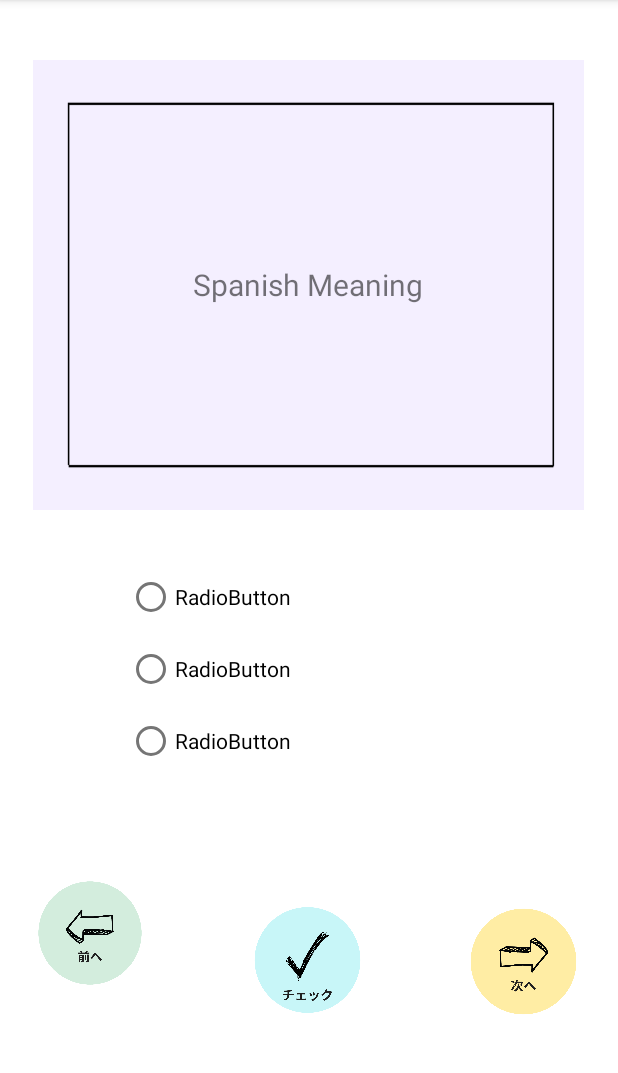
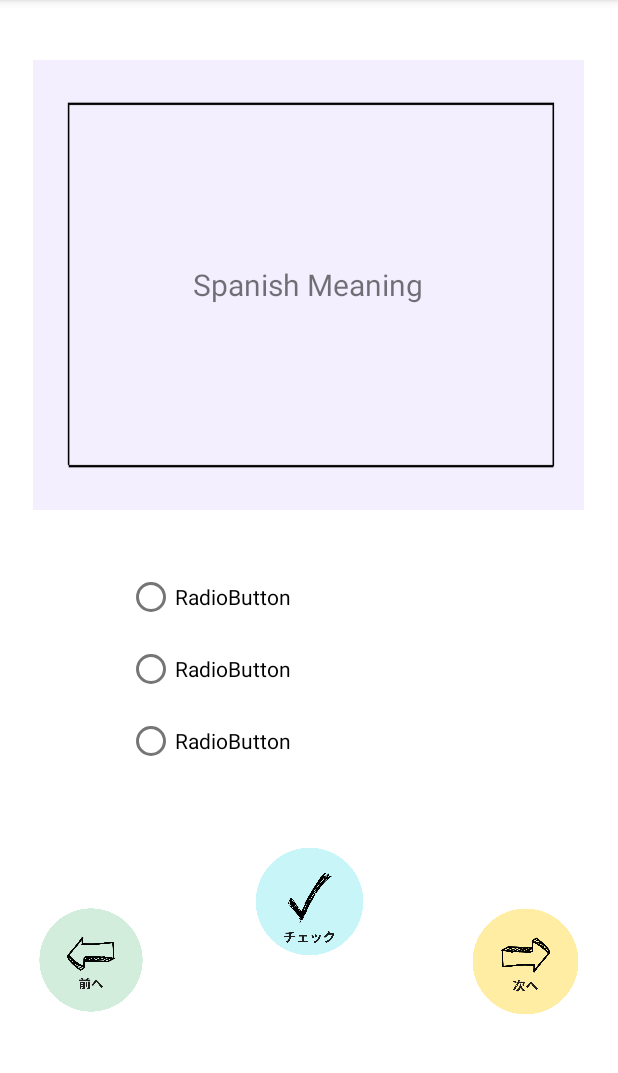
Before and after one commit to MontoyaYai/esupanoru, an Android app: the test screen opened directly, with no data from a screen before it, on a phone screen of 412 x 824 dp, the part 84-1157 px from its top. Run offline under Robolectric (Android 15) with nearby library versions, the light colour scheme and no system bars.

Commit message:
Practice finish final + icon

```diff
--- a/app/src/main/res/layout/activity_test.xml
+++ b/app/src/main/res/layout/activity_test.xml
@@ -42,48 +42,53 @@
         app:layout_constraintTop_toBottomOf="@+id/testCard">
 
         <RadioButton
-            android:id="@+id/radioButton"
+            android:id="@+id/answer1"
             android:layout_width="match_parent"
             android:layout_height="wrap_content"
             android:text="RadioButton" />
 
         <RadioButton
-            android:id="@+id/radioButton2"
+            android:id="@+id/answer2"
             android:layout_width="match_parent"
             android:layout_height="wrap_content"
             android:text="RadioButton" />
 
         <RadioButton
-            android:id="@+id/radioButton3"
+            android:id="@+id/answer3"
             android:layout_width="match_parent"
             android:layout_height="wrap_content"
             android:text="RadioButton" />
     </RadioGroup>
 
     <ImageView
-        android:id="@+id/imageView5"
+        android:id="@+id/back_test"
         android:layout_width="80dp"
         android:layout_height="85dp"
-        android:layout_marginStart="20dp"
-        android:layout_marginTop="32dp"
+        android:layout_marginStart="22dp"
+        android:layout_marginEnd="64dp"
         android:layout_marginBottom="85dp"
         app:layout_constraintBottom_toBottomOf="parent"
+        app:layout_constraintEnd_toStartOf="@+id/check"
+        app:layout_constraintHorizontal_bias="0.5"
         app:layout_constraintStart_toStartOf="parent"
-        app:layout_constraintTop_toBottomOf="@+id/radioGroup"
         app:srcCompat="@drawable/back" />
 
     <ImageView
-        android:id="@+id/imageView6"
-        android:layout_width="82dp"
-        android:layout_height="85dp"
-        android:layout_marginStart="64dp"
+        android:id="@+id/check"
+        android:layout_width="83dp"
+        android:layout_height="83dp"
+        android:layout_marginTop="30dp"
         android:layout_marginBottom="85dp"
         app:layout_constraintBottom_toBottomOf="parent"
-        app:layout_constraintStart_toEndOf="@+id/imageView5"
+        app:layout_constraintEnd_toStartOf="@+id/next_text"
+        app:layout_constraintHorizontal_bias="0.5"
+        app:layout_constraintStart_toEndOf="@+id/back_test"
+        app:layout_constraintTop_toBottomOf="@+id/radioGroup"
+        app:layout_constraintVertical_bias="0.0"
         app:srcCompat="@drawable/check" />
 
     <ImageView
-        android:id="@+id/imageView7"
+        android:id="@+id/next_text"
         android:layout_width="82dp"
         android:layout_height="83dp"
         android:layout_marginStart="61dp"
@@ -91,7 +96,8 @@
         android:layout_marginBottom="85dp"
         app:layout_constraintBottom_toBottomOf="parent"
         app:layout_constraintEnd_toEndOf="parent"
-        app:layout_constraintStart_toEndOf="@+id/imageView6"
+        app:layout_constraintHorizontal_bias="0.5"
+        app:layout_constraintStart_toEndOf="@+id/check"
         app:srcCompat="@drawable/next" />
 
 </androidx.constraintlayout.widget.ConstraintLayout>
```
